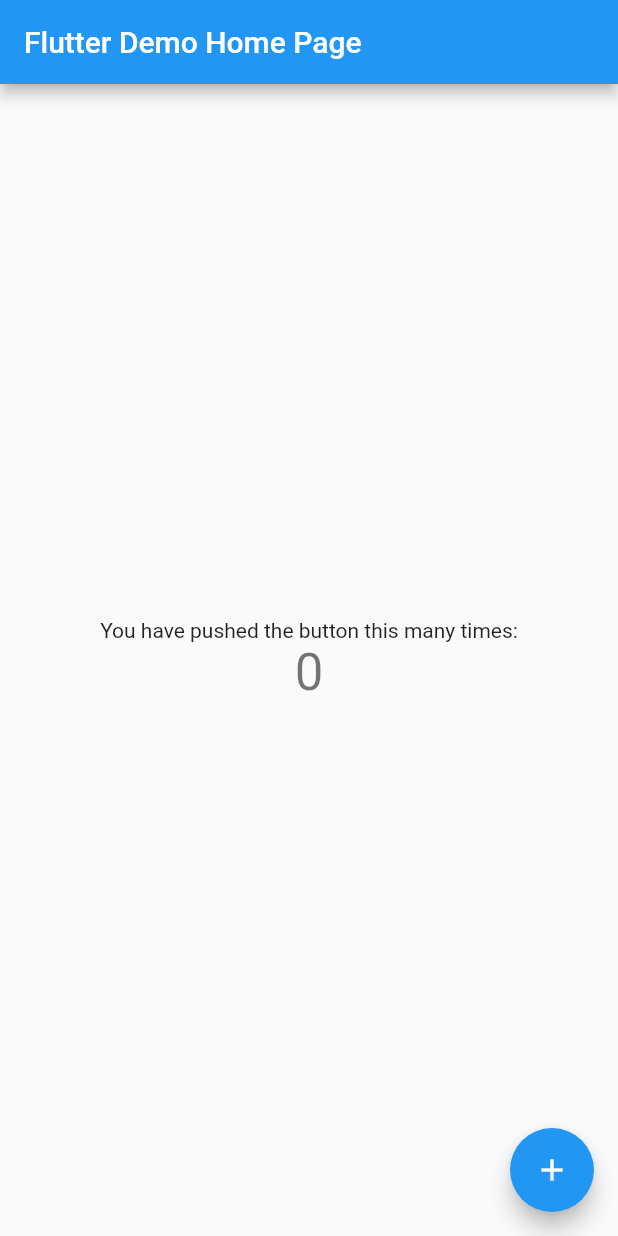
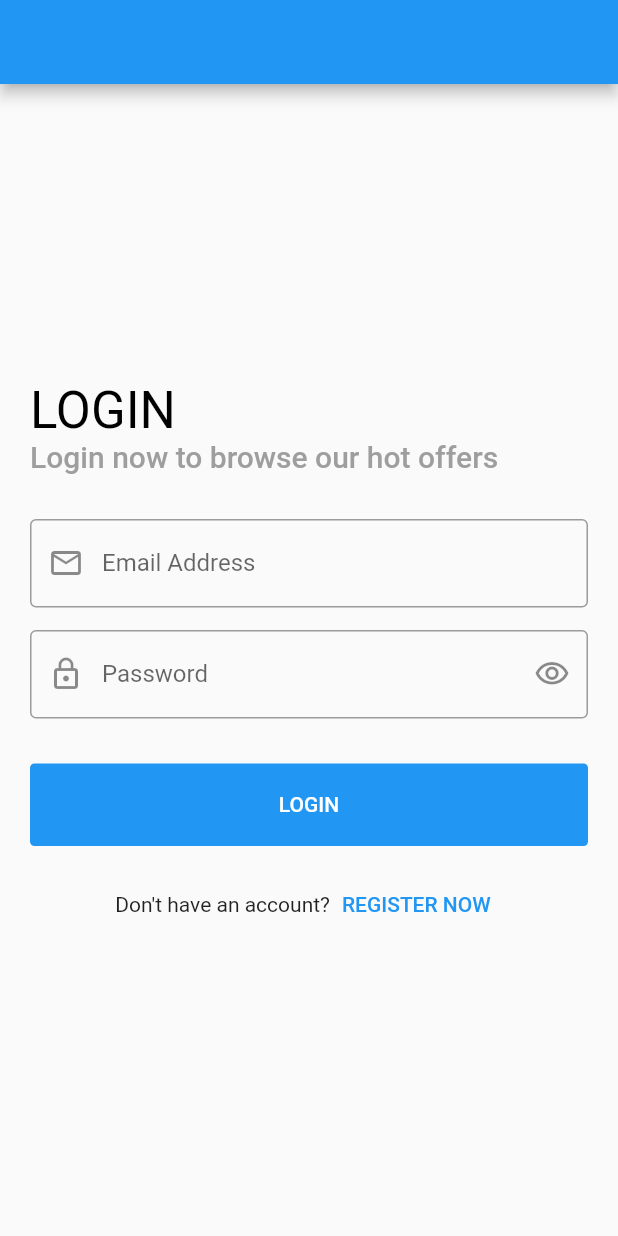
Before and after one commit to ehaborae/Social-App, a Flutter app: the screen it shows after launch, on a phone screen of 412 x 824 dp. Run offline on Flutter 3.47's test engine with Material 2 defaults, Android fonts, the phone set to English and light mode, and no system bars; our stand-ins replace bloc, buildcondition, dio, flutter_bloc, fluttertoast, shared_preferences.

Commit message:
Login Screen

```diff
--- a/lib/main.dart
+++ b/lib/main.dart
@@ -1,4 +1,6 @@
 import 'package:flutter/material.dart';
+
+import 'modules/social_app/social_login_screen/social_login_screen.dart';
 
 void main() {
   runApp(MyApp());
@@ -9,105 +11,12 @@ class MyApp extends StatelessWidget {
   @override
   Widget build(BuildContext context) {
     return MaterialApp(
-      title: 'Flutter Demo',
+      debugShowCheckedModeBanner: false,
+      title: 'Social',
       theme: ThemeData(
-        // This is the theme of your application.
-        //
-        // Try running your application with "flutter run". You'll see the
-        // application has a blue toolbar. Then, without quitting the app, try
-        // changing the primarySwatch below to Colors.green and then invoke
-        // "hot reload" (press "r" in the console where you ran "flutter run",
-        // or simply save your changes to "hot reload" in a Flutter IDE).
-        // Notice that the counter didn't reset back to zero; the application
-        // is not restarted.
         primarySwatch: Colors.blue,
       ),
-      home: MyHomePage(title: 'Flutter Demo Home Page'),
+      home: SocialLoginScreen(),
     );
   }
 }
-
-class MyHomePage extends StatefulWidget {
-  MyHomePage({Key? key, required this.title}) : super(key: key);
-
-  // This widget is the home page of your application. It is stateful, meaning
-  // that it has a State object (defined below) that contains fields that affect
-  // how it looks.
-
-  // This class is the configuration for the state. It holds the values (in this
-  // case the title) provided by the parent (in this case the App widget) and
-  // used by the build method of the State. Fields in a Widget subclass are
-  // always marked "final".
-
-  final String title;
-
-  @override
-  _MyHomePageState createState() => _MyHomePageState();
-}
-
-class _MyHomePageState extends State<MyHomePage> {
-  int _counter = 0;
-
-  void _incrementCounter() {
-    setState(() {
-      // This call to setState tells the Flutter framework that something has
-      // changed in this State, which causes it to rerun the build method below
-      // so that the display can reflect the updated values. If we changed
-      // _counter without calling setState(), then the build method would not be
-      // called again, and so nothing would appear to happen.
-      _counter++;
-    });
-  }
-
-  @override
-  Widget build(BuildContext context) {
-    // This method is rerun every time setState is called, for instance as done
-    // by the _incrementCounter method above.
-    //
-    // The Flutter framework has been optimized to make rerunning build methods
-    // fast, so that you can just rebuild anything that needs updating rather
-    // than having to individually change instances of widgets.
-    return Scaffold(
-      appBar: AppBar(
-        // Here we take the value from the MyHomePage object that was created by
-        // the App.build method, and use it to set our appbar title.
-        title: Text(widget.title),
-      ),
-      body: Center(
-        // Center is a layout widget. It takes a single child and positions it
-        // in the middle of the parent.
-        child: Column(
-          // Column is also a layout widget. It takes a list of children and
-          // arranges them vertically. By default, it sizes itself to fit its
-          // children horizontally, and tries to be as tall as its parent.
-          //
-          // Invoke "debug painting" (press "p" in the console, choose the
-          // "Toggle Debug Paint" action from the Flutter Inspector in Android
-          // Studio, or the "Toggle Debug Paint" command in Visual Studio Code)
-          // to see the wireframe for each widget.
-          //
-          // Column has various properties to control how it sizes itself and
-          // how it positions its children. Here we use mainAxisAlignment to
-          // center the children vertically; the main axis here is the vertical
-          // axis because Columns are vertical (the cross axis would be
-          // horizontal).
-          mainAxisAlignment: MainAxisAlignment.center,
-          children: <Widget>[
-            Text(
-              'You have pushed the button this many times:',
-            ),
-            Text(
-              '$_counter',
-              style: Theme.of(context).textTheme.headline4,
-            ),
-          ],
-        ),
-      ),
-      floatingActionButton: FloatingActionButton(
-        onPressed: _incrementCounter,
-        tooltip: 'Increment',
-        child: Icon(Icons.add),
-      ), // This trailing comma makes auto-formatting nicer for build methods.
-    );
-  }
-}
--- /dev/null
+++ b/lib/modules/social_app/social_login_screen/cubit/cubit.dart
@@ -0,0 +1,56 @@
+import 'package:flutter/material.dart';
+import 'package:flutter_bloc/flutter_bloc.dart';
+import 'package:social/modules/social_app/social_login_screen/cubit/states.dart';
+
+class SocialLoginCubit extends Cubit<SocialLoginStates> {
+  SocialLoginCubit() : super(SocialLoginInitialState());
+
+  static SocialLoginCubit get(context) => BlocProvider.of(context);
+
+  // void userSocialLogin({
+  //   required String email,
+  //   required String password,
+  // }) {
+  //   emit(SocialLoginLoadingState());
+  //   DioHelper.postData(
+  //     url: LOGIN,
+  //     lang: 'en',
+  //     data: {
+  //       'email': email,
+  //       'password': password,
+  //     },
+  //   ).then((value) {
+  //     print(value.data);
+  //
+  //     loginModel = SocialLoginModel.fromJson(value.data);
+  //     if(loginModel.status)
+  //     {
+  //       print(loginModel.status);
+  //       print(loginModel.message);
+  //       print(loginModel.data?.name);
+  //       print(loginModel.data?.id);
+  //       print(loginModel.data?.token);
+  //
+  //       emit(SocialLoginSuccessState(loginModel));
+  //     } else
+  //     {
+  //       print(loginModel.status);
+  //       print(loginModel.message);
+  //       emit(SocialLoginSuccessState(loginModel));
+  //     }
+  //   }).catchError((error) {
+  //     emit(SocialLoginErrorState(error.toString()));
+  //     print(error.toString());
+  //   });
+  // }
+
+  IconData suffix = Icons.visibility_outlined;
+  bool isPassword = true;
+
+  void changePasswordVisibility() {
+    isPassword = !isPassword;
+    suffix =
+        isPassword ? Icons.visibility_outlined : Icons.visibility_off_outlined;
+    emit(SocialLoginChangePasswordVisibilityState());
+  }
+}
--- /dev/null
+++ b/lib/modules/social_app/social_login_screen/cubit/states.dart
@@ -0,0 +1,15 @@
+abstract class SocialLoginStates {}
+
+class SocialLoginInitialState extends SocialLoginStates {}
+
+class SocialLoginLoadingState extends SocialLoginStates {}
+
+class SocialLoginSuccessState extends SocialLoginStates {}
+
+class SocialLoginErrorState extends SocialLoginStates {
+  final String error;
+
+  SocialLoginErrorState(this.error);
+}
+
+class SocialLoginChangePasswordVisibilityState extends SocialLoginStates {}
--- /dev/null
+++ b/lib/modules/social_app/social_login_screen/social_login_screen.dart
@@ -0,0 +1,128 @@
+import 'package:buildcondition/buildcondition.dart';
+import 'package:flutter/material.dart';
+import 'package:flutter_bloc/flutter_bloc.dart';
+import 'package:social/shared/components/components.dart';
+
+import 'cubit/cubit.dart';
+import 'cubit/states.dart';
+
+// ignore: must_be_immutable
+class SocialLoginScreen extends StatelessWidget {
+  var formKey = GlobalKey<FormState>();
+  var emailController = TextEditingController();
+  var passwordController = TextEditingController();
+
+  @override
+  Widget build(BuildContext context) {
+    return BlocProvider(
+      create: (BuildContext context) => SocialLoginCubit(),
+      child: BlocConsumer<SocialLoginCubit, SocialLoginStates>(
+        listener: (context, state) {},
+        builder: (context, state) {
+          return Scaffold(
+            appBar: AppBar(),
+            body: Center(
+              child: SingleChildScrollView(
+                child: Padding(
+                  padding: const EdgeInsets.all(20.0),
+                  child: Form(
+                    key: formKey,
+                    child: Column(
+                      crossAxisAlignment: CrossAxisAlignment.start,
+                      children: [
+                        Text(
+                          'LOGIN',
+                          style:
+                              Theme.of(context).textTheme.headline4!.copyWith(
+                                    color: Colors.black,
+                                  ),
+                        ),
+                        Text(
+                          'Login now to browse our hot offers',
+                          style:
+                              Theme.of(context).textTheme.headline6!.copyWith(
+                                    color: Colors.grey,
+                                  ),
+                        ),
+                        SizedBox(
+                          height: 30.0,
+                        ),
+                        defaultFormField(
+                            controller: emailController,
+                            label: 'Email Address',
+                            prefix: Icons.email_outlined,
+                            type: TextInputType.emailAddress,
+                            validate: (String? value) {
+                              if (value!.isEmpty) {
+                                return 'Please enter your email address';
+                              }
+                            }),
+                        SizedBox(
+                          height: 15.0,
+                        ),
+                        defaultFormField(
+                            isPassword:
+                                SocialLoginCubit.get(context).isPassword,
+                            suffixPressed: () {
+                              SocialLoginCubit.get(context)
+                                  .changePasswordVisibility();
+                            },
+                            suffix: SocialLoginCubit.get(context).suffix,
+                            controller: passwordController,
+                            label: 'Password',
+                            prefix: Icons.lock_outline,
+                            type: TextInputType.visiblePassword,
+                            validate: (String? value) {
+                              if (value!.isEmpty) {
+                                return 'Password is to short';
+                              }
+                            }),
+                        SizedBox(
+                          height: 30.0,
+                        ),
+                        BuildCondition(
+                          condition: state is! SocialLoginLoadingState,
+                          builder: (context) => defaultButton(
+                            function: () {
+                              // if (formKey.currentState!.validate()) {
+                              //   SocialLoginCubit.get(context).userLogin(
+                              //     email: emailController.text,
+                              //     password: passwordController.text,
+                              //   );
+                              // }
+                            },
+                            text: 'login',
+                            isUpperCase: true,
+                          ),
+                          fallback: (context) =>
+                              Center(child: CircularProgressIndicator()),
+                        ),
+                        SizedBox(
+                          height: 15.0,
+                        ),
+                        Row(
+                          mainAxisAlignment: MainAxisAlignment.center,
+                          children: [
+                            Text(
+                              "Don't have an account?",
+                            ),
+                            defaultTextButton(
+                              text: 'register now',
+                              onPressed: () {
+                                // navigateTo(context, RegisterScreen());
+                              },
+                            ),
+                          ],
+                        ),
+                      ],
+                    ),
+                  ),
+                ),
+              ),
+            ),
+          );
+        },
+      ),
+    );
+  }
+}
--- /dev/null
+++ b/lib/shared/components/components.dart
@@ -0,0 +1,130 @@
+import 'package:flutter/material.dart';
+import 'package:fluttertoast/fluttertoast.dart';
+
+void navigateTo(BuildContext context, widget) =>
+    Navigator.push(
+      context,
+      MaterialPageRoute(
+        builder: (context) => widget,
+      ),
+    );
+
+void navigateAndFinish(context,
+    widget,) =>
+    Navigator.pushAndRemoveUntil(
+      context,
+      MaterialPageRoute(
+        builder: (context) => widget,
+      ),
+          (route) {
+        return false;
+      },
+    );
+
+Widget defaultFormField({
+  required TextEditingController controller,
+  required String label,
+  required IconData prefix,
+  IconData? suffix,
+  Function()? onTap,
+  Function(String)? onChanged,
+  Function()? suffixPressed,
+  Function(String)? onSubmit,
+  required TextInputType type,
+  required String? Function(String?)? validate,
+  bool isPassword = false,
+}) =>
+    TextFormField(
+      validator: validate,
+      keyboardType: type,
+      onTap: onTap,
+      obscureText: isPassword,
+      onChanged: onChanged,
+      onFieldSubmitted: onSubmit,
+      controller: controller,
+      decoration: InputDecoration(
+        labelText: label,
+        prefixIcon: Icon(
+          prefix,
+        ),
+        suffixIcon: suffix != null
+            ? IconButton(
+          onPressed: suffixPressed,
+          icon: Icon(
+            suffix,
+          ),
+        )
+            : null,
+        border: OutlineInputBorder(),
+      ),
+    );
+
+Widget defaultButton({
+  double width = double.infinity,
+  Color background = Colors.blue,
+  bool isUpperCase = true,
+  double radius = 3.0,
+  required Function()? function,
+  required String text,
+}) =>
+    Container(
+      width: width,
+      height: 55.0,
+      child: MaterialButton(
+        onPressed: function,
+        child: Text(
+          isUpperCase ? text.toUpperCase() : text,
+          style: TextStyle(
+            color: Colors.white,
+          ),
+        ),
+      ),
+      decoration: BoxDecoration(
+        borderRadius: BorderRadius.circular(
+          radius,
+        ),
+        color: background,
+      ),
+    );
+
+Widget defaultTextButton({
+  required Function()? onPressed,
+  required String text,
+}) =>
+    TextButton(
+      onPressed: onPressed,
+      child: Text(
+        text.toUpperCase(),
+      ),
+    );
+
+void showToast({
+  required String message,
+  required ToastStates toastStates,
+}) =>
+    Fluttertoast.showToast(
+        msg: message,
+        toastLength: Toast.LENGTH_SHORT,
+        gravity: ToastGravity.BOTTOM,
+        timeInSecForIosWeb: 5,
+        backgroundColor: choseToastColor(toastStates),
+        textColor: Colors.white,
+        fontSize: 16.0);
+
+enum ToastStates { SUCCESS, ERROR, WARNING }
+
+Color choseToastColor(ToastStates toastStates) {
+  Color color;
+  switch (toastStates) {
+    case ToastStates.SUCCESS:
+      color = Colors.green;
+      break;
+    case ToastStates.WARNING:
+      color = Colors.amber;
+      break;
+    case ToastStates.ERROR:
+      color = Colors.red;
+      break;
+  }
+  return color;
+}
--- /dev/null
+++ b/lib/shared/network/end_points.dart
@@ -0,0 +1,8 @@
+const LOGIN = 'login';
+const REGISTER = 'register';
+const HOME = 'home';
+const GET_CATEGORIES = 'categories';
+const FAVORITES = 'favorites';
+const PROFILE = 'profile';
+const UPDATE_PROFILE = 'update-profile';
+const SEARCH = 'products/search';
--- /dev/null
+++ b/lib/shared/network/remote/dio_helper.dart
@@ -0,0 +1,74 @@
+import 'package:dio/dio.dart';
+
+class DioHelper {
+  static late Dio dio;
+
+  static void init() {
+    dio = Dio(
+      BaseOptions(
+        baseUrl: 'https://student.valuxapps.com/api/',
+        receiveDataWhenStatusError: true,
+      ),
+    );
+  }
+
+  static Future<Response> postData({
+    required Map<String, dynamic> data,
+    Map<String, dynamic>? query,
+    required String url,
+    String lang = 'en',
+    String? token,
+  }) async {
+    return dio.post(
+      url,
+      data: data,
+      queryParameters: query,
+      options: Options(
+        headers: {
+          'lang': lang,
+          'Content-Type': 'application/json',
+          'Authorization': token ?? '',
+        },
+      ),
+    );
+  }
+
+  static Future<Response> getData({
+    required String url,
+    String? token,
+    Map<String, dynamic>? query,
+  }) {
+    return dio.get(
+      url,
+      options: Options(
+        headers: {
+          'lang':'en',
+          'Content-Type':'application/json',
+          'Authorization':token??'',
+        },
+      ),
+      queryParameters: query,
+    );
+  }
+
+  static Future<Response> putData({
+    required Map<String, dynamic> data,
+    Map<String, dynamic>? query,
+    required String url,
+    String lang = 'en',
+    String? token,
+  }) async {
+    return dio.put(
+      url,
+      data: data,
+      queryParameters: query,
+      options: Options(
+        headers: {
+          'lang': lang,
+          'Content-Type': 'application/json',
+          'Authorization': token ?? '',
+        },
+      ),
+    );
+  }
+}
```
Also changed, not shown: lib/shared/components/constants.dart (added, +19 -0 lines), lib/shared/network/local/cache_helper.dart (added, +35 -0 lines), lib/shared/observer.dart (added, +39 -0 lines), pubspec.yaml (+14 -0 lines), assets/fonts/jannah.ttf (added), assets/images/on_board.jpg (added), pubspec.lock.
